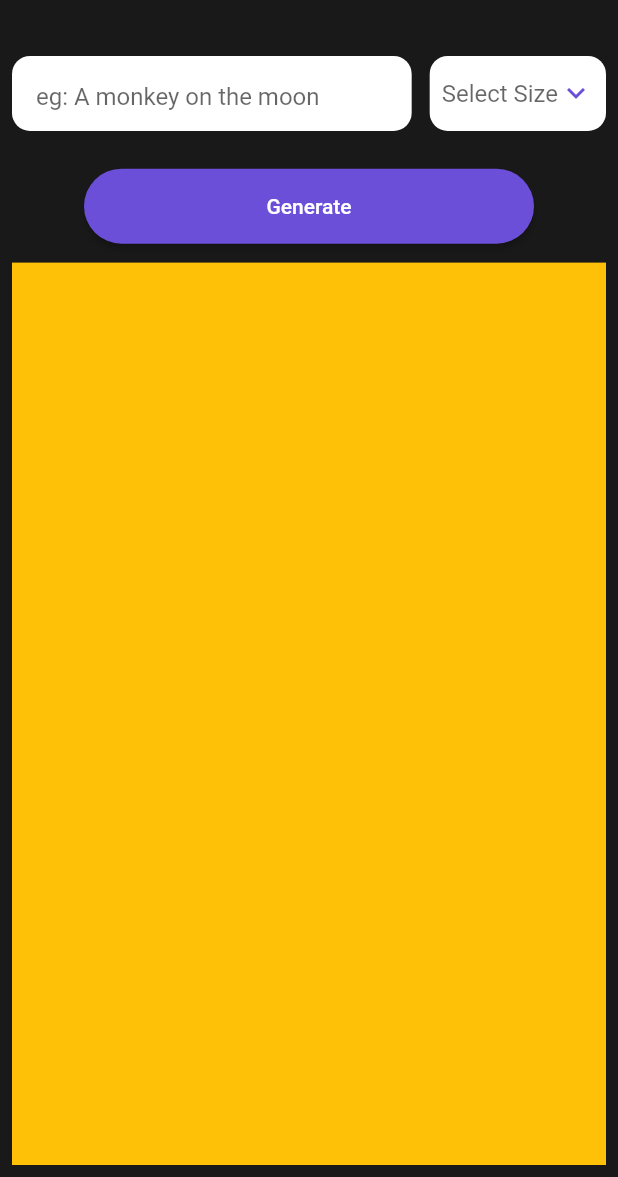
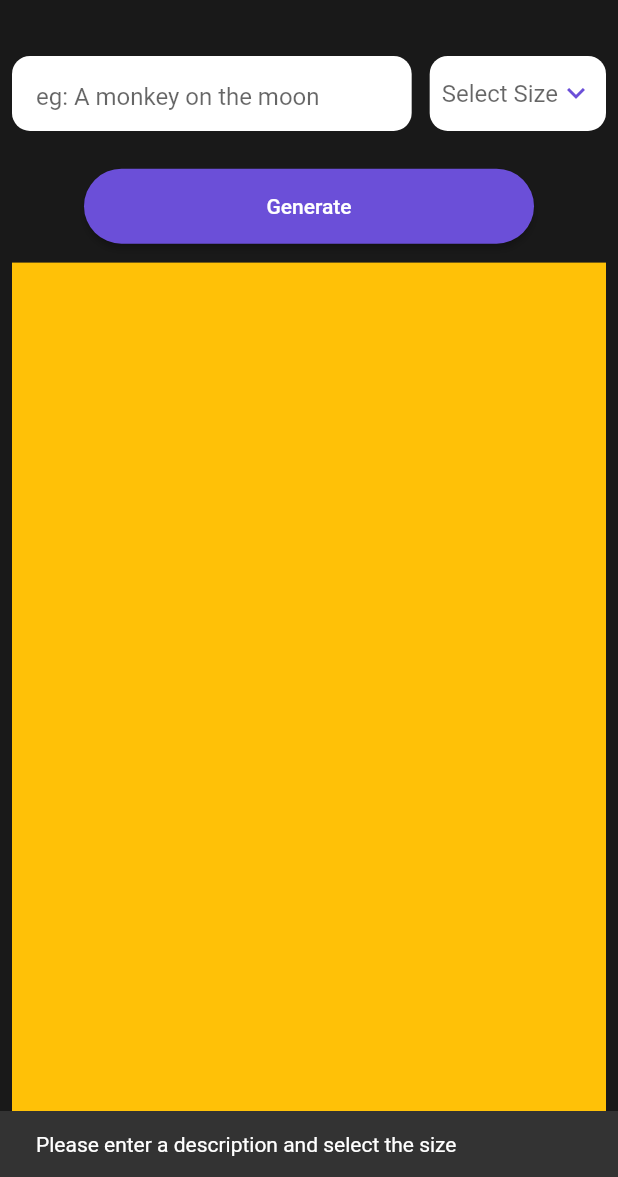
Before and after one commit to ahmedessam3le/ai_image_generator, a Flutter app: the screen it shows after launch, after a tap on "Generate", on a phone screen of 412 x 824 dp, the part 59-1236 px from its top. Run offline on Flutter 3.47's test engine with Material 2 defaults, Android fonts, the phone set to English and light mode, and no system bars; Roboto replaces fonts that are missing (poppins, poppins_bold).

Commit message:
feat: Implement Api service to call the api and generate image

```diff
--- /dev/null
+++ b/lib/api_services.dart
@@ -0,0 +1,35 @@
+import 'dart:convert';
+import 'dart:developer';
+
+import 'package:ai_image_generator/api_key.dart';
+import 'package:http/http.dart' as http;
+
+class ApiServices {
+  static final _url = Uri.parse('https://api.openai.com/v1/images/generations');
+  static const _headers = {
+    'Content-Type': 'application/json',
+    'Authorization': 'Bearer $apiKey',
+  };
+
+  static generateImage({
+    required String description,
+    required String size,
+  }) async {
+    var response = await http.post(
+      _url,
+      headers: _headers,
+      body: jsonEncode({
+        'prompt': description,
+        'n': 1,
+        'size': size,
+      }),
+    );
+
+    if (response.statusCode == 200) {
+      var data = jsonDecode(response.body.toString());
+      log('------------------------ generateImage RESPONSE ------------------------\n$data');
+    } else {
+      log('------------------------ generateImage ERROR ------------------------');
+    }
+  }
+}
--- a/lib/home_view.dart
+++ b/lib/home_view.dart
@@ -1,3 +1,4 @@
+import 'package:ai_image_generator/api_services.dart';
 import 'package:ai_image_generator/app_colors.dart';
 import 'package:flutter/material.dart';
 
@@ -12,6 +13,8 @@ class _HomeViewState extends State<HomeView> {
   var sizes = ['Small', 'Medium', 'Large'];
   var values = ['256x256', '512x512', '1024x1024'];
   String? selectedValue;
+  var textController = TextEditingController();
+  String? image = '';
   @override
   Widget build(BuildContext context) {
     return Scaffold(
@@ -48,6 +51,7 @@ class _HomeViewState extends State<HomeView> {
                             borderRadius: BorderRadius.circular(12),
                           ),
                           child: TextFormField(
+                            controller: textController,
                             decoration: const InputDecoration(
                               hintText: 'eg: A monkey on the moon',
                               border: InputBorder.none,
@@ -74,7 +78,11 @@ class _HomeViewState extends State<HomeView> {
                               Icons.expand_more,
                               color: AppColors.buttonColor,
                             ),
-                            onChanged: (value) {},
+                            onChanged: (value) {
+                              setState(() {
+                                selectedValue = value;
+                              });
+                            },
                             items: List.generate(
                               sizes.length,
                               (index) {
@@ -99,7 +107,22 @@ class _HomeViewState extends State<HomeView> {
                         backgroundColor: AppColors.buttonColor,
                         shape: const StadiumBorder(),
                       ),
-                      onPressed: () {},
+                      onPressed: () async {
+                        if (textController.text.trim().isNotEmpty &&
+                            selectedValue!.trim().isNotEmpty) {
+                          image = await ApiServices.generateImage(
+                            description: textController.text,
+                            size: selectedValue!,
+                          );
+                        } else {
+                          ScaffoldMessenger.of(context).showSnackBar(
+                            const SnackBar(
+                              content: Text(
+                                  'Please enter a description and select the size'),
+                            ),
+                          );
+                        }
+                      },
                       child: const Text('Generate'),
                     ),
                   ),
```
